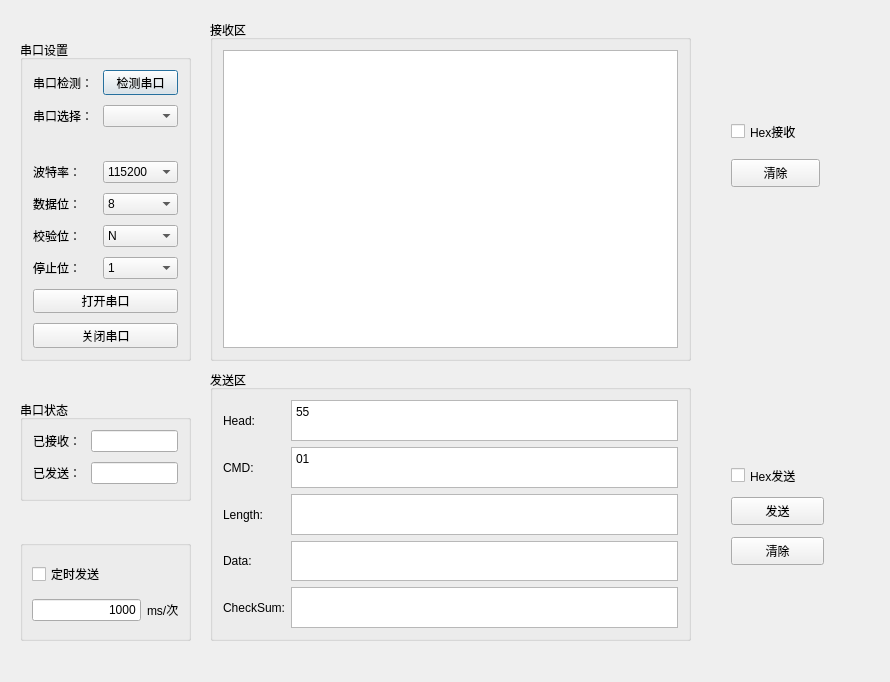
The window that Pyserial-Demo-master/ui_demo_1.ui (yuexia9527/PyQt5) describes before a commit, drawn with Qt 5.
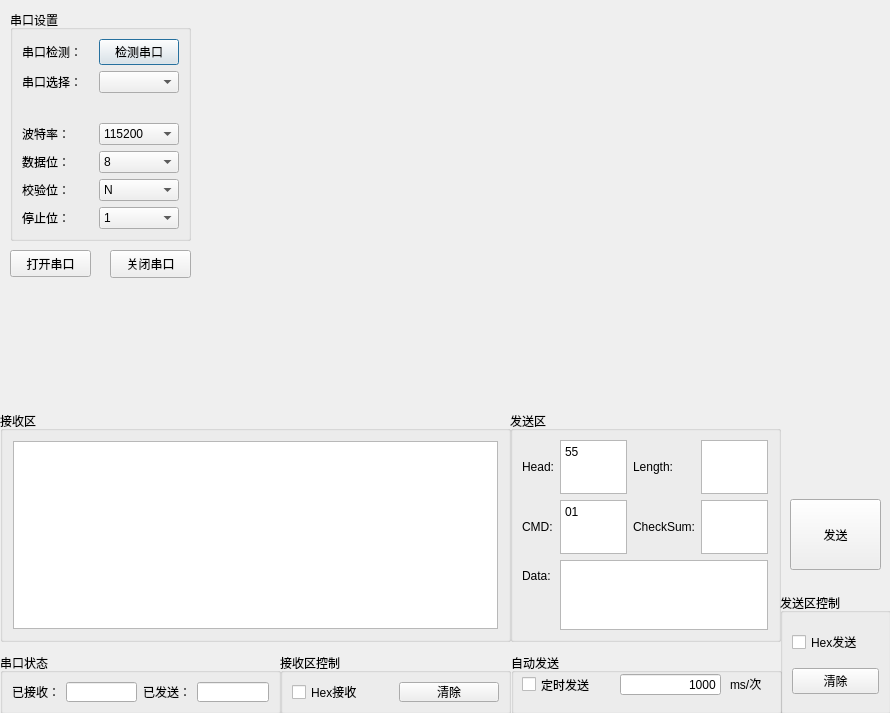
The same window after the commit.

The edit to the form file:
```diff
--- a/Pyserial-Demo-master/ui_demo_1.ui
+++ b/Pyserial-Demo-master/ui_demo_1.ui
@@ -7,7 +7,7 @@
     <x>0</x>
     <y>0</y>
     <width>890</width>
-    <height>682</height>
+    <height>713</height>
    </rect>
   </property>
   <property name="windowTitle">
@@ -16,34 +16,79 @@
   <widget class="QGroupBox" name="formGroupBox">
    <property name="geometry">
     <rect>
-     <x>20</x>
-     <y>40</y>
-     <width>171</width>
-     <height>321</height>
+     <x>10</x>
+     <y>10</y>
+     <width>181</width>
+     <height>231</height>
     </rect>
    </property>
    <property name="title">
     <string>串口设置</string>
    </property>
-   <layout class="QFormLayout" name="formLayout">
-    <property name="horizontalSpacing">
-     <number>10</number>
-    </property>
-    <property name="verticalSpacing">
-     <number>10</number>
-    </property>
-    <property name="leftMargin">
-     <number>10</number>
-    </property>
-    <property name="topMargin">
-     <number>10</number>
-    </property>
-    <property name="rightMargin">
-     <number>10</number>
-    </property>
-    <property name="bottomMargin">
-     <number>10</number>
-    </property>
+   <layout class="QGridLayout" name="gridLayout_5">
+    <item row="4" column="1">
+     <widget class="QComboBox" name="s1__box_4">
+      <item>
+       <property name="text">
+        <string>8</string>
+       </property>
+      </item>
+      <item>
+       <property name="text">
+        <string>7</string>
+       </property>
+      </item>
+      <item>
+       <property name="text">
+        <string>6</string>
+       </property>
+      </item>
+      <item>
+       <property name="text">
+        <string>5</string>
+       </property>
+      </item>
+     </widget>
+    </item>
+    <item row="4" column="0">
+     <widget class="QLabel" name="s1__lb_4">
+      <property name="text">
+       <string>数据位：</string>
+      </property>
+     </widget>
+    </item>
+    <item row="6" column="0">
+     <widget class="QLabel" name="s1__lb_6">
+      <property name="text">
+       <string>停止位：</string>
+      </property>
+     </widget>
+    </item>
+    <item row="5" column="0">
+     <widget class="QLabel" name="s1__lb_5">
+      <property name="text">
+       <string>校验位：</string>
+      </property>
+     </widget>
+    </item>
+    <item row="5" column="1">
+     <widget class="QComboBox" name="s1__box_5">
+      <item>
+       <property name="text">
+        <string>N</string>
+       </property>
+      </item>
+     </widget>
+    </item>
+    <item row="6" column="1">
+     <widget class="QComboBox" name="s1__box_6">
+      <item>
+       <property name="text">
+        <string>1</string>
+       </property>
+      </item>
+     </widget>
+    </item>
     <item row="0" column="0">
      <widget class="QLabel" name="s1__lb_1">
       <property name="text">
@@ -145,76 +190,6 @@
       </item>
      </widget>
     </item>
-    <item row="4" column="0">
-     <widget class="QLabel" name="s1__lb_4">
-      <property name="text">
-       <string>数据位：</string>
-      </property>
-     </widget>
-    </item>
-    <item row="4" column="1">
-     <widget class="QComboBox" name="s1__box_4">
-      <item>
-       <property name="text">
-        <string>8</string>
-       </property>
-      </item>
-      <item>
-       <property name="text">
-        <string>7</string>
-       </property>
-      </item>
-      <item>
-       <property name="text">
-        <string>6</string>
-       </property>
-      </item>
-      <item>
-       <property name="text">
-        <string>5</string>
-       </property>
-      </item>
-     </widget>
-    </item>
-    <item row="5" column="0">
-     <widget class="QLabel" name="s1__lb_5">
-      <property name="text">
-       <string>校验位：</string>
-      </property>
-     </widget>
-    </item>
-    <item row="5" column="1">
-     <widget class="QComboBox" name="s1__box_5">
-      <item>
-       <property name="text">
-        <string>N</string>
-       </property>
-      </item>
-     </widget>
-    </item>
-    <item row="7" column="0" colspan="2">
-     <widget class="QPushButton" name="open_button">
-      <property name="text">
-       <string>打开串口</string>
-      </property>
-     </widget>
-    </item>
-    <item row="6" column="0">
-     <widget class="QLabel" name="s1__lb_6">
-      <property name="text">
-       <string>停止位：</string>
-      </property>
-     </widget>
-    </item>
-    <item row="6" column="1">
-     <widget class="QComboBox" name="s1__box_6">
-      <item>
-       <property name="text">
-        <string>1</string>
-       </property>
-      </item>
-     </widget>
-    </item>
     <item row="2" column="0" colspan="2">
      <widget class="QLabel" name="state_label">
       <property name="text">
@@ -231,22 +206,15 @@
       </property>
      </widget>
     </item>
-    <item row="8" column="0" colspan="2">
-     <widget class="QPushButton" name="close_button">
-      <property name="text">
-       <string>关闭串口</string>
-      </property>
-     </widget>
-    </item>
    </layout>
   </widget>
   <widget class="QGroupBox" name="verticalGroupBox">
    <property name="geometry">
     <rect>
-     <x>210</x>
-     <y>20</y>
-     <width>481</width>
-     <height>341</height>
+     <x>0</x>
+     <y>411</y>
+     <width>511</width>
+     <height>231</height>
     </rect>
    </property>
    <property name="title">
@@ -273,30 +241,25 @@
   <widget class="QGroupBox" name="verticalGroupBox_2">
    <property name="geometry">
     <rect>
-     <x>210</x>
-     <y>370</y>
-     <width>481</width>
-     <height>271</height>
+     <x>510</x>
+     <y>411</y>
+     <width>271</width>
+     <height>231</height>
     </rect>
    </property>
    <property name="title">
     <string>发送区</string>
    </property>
    <layout class="QGridLayout" name="gridLayout">
-    <property name="leftMargin">
-     <number>10</number>
-    </property>
-    <property name="topMargin">
-     <number>10</number>
-    </property>
-    <property name="rightMargin">
-     <number>10</number>
-    </property>
-    <property name="bottomMargin">
-     <number>10</number>
-    </property>
-    <item row="1" column="1">
-     <widget class="QTextEdit" name="s3__send_text">
+    <item row="1" column="0">
+     <widget class="QLabel" name="label_4">
+      <property name="text">
+       <string>CMD:</string>
+      </property>
+     </widget>
+    </item>
+    <item row="0" column="1">
+     <widget class="QTextEdit" name="s3__send_Head">
       <property name="html">
        <string>&lt;!DOCTYPE HTML PUBLIC &quot;-//W3C//DTD HTML 4.0//EN&quot; &quot;http://www.w3.org/TR/REC-html40/strict.dtd&quot;&gt;
 &lt;html&gt;&lt;head&gt;&lt;meta name=&quot;qrichtext&quot; content=&quot;1&quot; /&gt;&lt;style type=&quot;text/css&quot;&gt;
@@ -306,8 +269,8 @@
       </property>
      </widget>
     </item>
-    <item row="2" column="1">
-     <widget class="QTextEdit" name="s3__send_text_2">
+    <item row="1" column="1">
+     <widget class="QTextEdit" name="s3__send_CMD">
       <property name="html">
        <string>&lt;!DOCTYPE HTML PUBLIC &quot;-//W3C//DTD HTML 4.0//EN&quot; &quot;http://www.w3.org/TR/REC-html40/strict.dtd&quot;&gt;
 &lt;html&gt;&lt;head&gt;&lt;meta name=&quot;qrichtext&quot; content=&quot;1&quot; /&gt;&lt;style type=&quot;text/css&quot;&gt;
@@ -317,8 +280,8 @@
       </property>
      </widget>
     </item>
-    <item row="3" column="1">
-     <widget class="QTextEdit" name="s3__send_text_3">
+    <item row="0" column="3">
+     <widget class="QTextEdit" name="s3__send_Length">
       <property name="html">
        <string>&lt;!DOCTYPE HTML PUBLIC &quot;-//W3C//DTD HTML 4.0//EN&quot; &quot;http://www.w3.org/TR/REC-html40/strict.dtd&quot;&gt;
 &lt;html&gt;&lt;head&gt;&lt;meta name=&quot;qrichtext&quot; content=&quot;1&quot; /&gt;&lt;style type=&quot;text/css&quot;&gt;
@@ -328,122 +291,71 @@
       </property>
      </widget>
     </item>
-    <item row="4" column="1">
-     <widget class="QTextEdit" name="s3__send_text_4">
-      <property name="html">
-       <string>&lt;!DOCTYPE HTML PUBLIC &quot;-//W3C//DTD HTML 4.0//EN&quot; &quot;http://www.w3.org/TR/REC-html40/strict.dtd&quot;&gt;
-&lt;html&gt;&lt;head&gt;&lt;meta name=&quot;qrichtext&quot; content=&quot;1&quot; /&gt;&lt;style type=&quot;text/css&quot;&gt;
-p, li { white-space: pre-wrap; }
-&lt;/style&gt;&lt;/head&gt;&lt;body style=&quot; font-family:'SimSun'; font-size:9pt; font-weight:400; font-style:normal;&quot;&gt;
-&lt;p style=&quot;-qt-paragraph-type:empty; margin-top:0px; margin-bottom:0px; margin-left:0px; margin-right:0px; -qt-block-indent:0; text-indent:0px;&quot;&gt;&lt;br /&gt;&lt;/p&gt;&lt;/body&gt;&lt;/html&gt;</string>
-      </property>
-     </widget>
-    </item>
-    <item row="5" column="1">
-     <widget class="QTextEdit" name="s3__send_text_5">
-      <property name="html">
-       <string>&lt;!DOCTYPE HTML PUBLIC &quot;-//W3C//DTD HTML 4.0//EN&quot; &quot;http://www.w3.org/TR/REC-html40/strict.dtd&quot;&gt;
-&lt;html&gt;&lt;head&gt;&lt;meta name=&quot;qrichtext&quot; content=&quot;1&quot; /&gt;&lt;style type=&quot;text/css&quot;&gt;
-p, li { white-space: pre-wrap; }
-&lt;/style&gt;&lt;/head&gt;&lt;body style=&quot; font-family:'SimSun'; font-size:9pt; font-weight:400; font-style:normal;&quot;&gt;
-&lt;p style=&quot;-qt-paragraph-type:empty; margin-top:0px; margin-bottom:0px; margin-left:0px; margin-right:0px; -qt-block-indent:0; text-indent:0px;&quot;&gt;&lt;br /&gt;&lt;/p&gt;&lt;/body&gt;&lt;/html&gt;</string>
-      </property>
-     </widget>
-    </item>
-    <item row="1" column="0">
+    <item row="0" column="0">
      <widget class="QLabel" name="label_3">
       <property name="text">
        <string>Head:</string>
       </property>
      </widget>
     </item>
-    <item row="2" column="0">
-     <widget class="QLabel" name="label_4">
-      <property name="text">
-       <string>CMD:</string>
-      </property>
-     </widget>
-    </item>
-    <item row="3" column="0">
+    <item row="0" column="2">
      <widget class="QLabel" name="label_5">
       <property name="text">
        <string>Length:</string>
       </property>
      </widget>
     </item>
-    <item row="4" column="0">
-     <widget class="QLabel" name="label_6">
-      <property name="text">
-       <string>Data:</string>
+    <item row="1" column="3">
+     <widget class="QTextEdit" name="s3__send_CheckSum">
+      <property name="html">
+       <string>&lt;!DOCTYPE HTML PUBLIC &quot;-//W3C//DTD HTML 4.0//EN&quot; &quot;http://www.w3.org/TR/REC-html40/strict.dtd&quot;&gt;
+&lt;html&gt;&lt;head&gt;&lt;meta name=&quot;qrichtext&quot; content=&quot;1&quot; /&gt;&lt;style type=&quot;text/css&quot;&gt;
+p, li { white-space: pre-wrap; }
+&lt;/style&gt;&lt;/head&gt;&lt;body style=&quot; font-family:'SimSun'; font-size:9pt; font-weight:400; font-style:normal;&quot;&gt;
+&lt;p style=&quot;-qt-paragraph-type:empty; margin-top:0px; margin-bottom:0px; margin-left:0px; margin-right:0px; -qt-block-indent:0; text-indent:0px;&quot;&gt;&lt;br /&gt;&lt;/p&gt;&lt;/body&gt;&lt;/html&gt;</string>
       </property>
      </widget>
     </item>
-    <item row="5" column="0">
+    <item row="1" column="2">
      <widget class="QLabel" name="label_7">
       <property name="text">
        <string>CheckSum:</string>
       </property>
      </widget>
     </item>
+    <item row="2" column="0">
+     <widget class="QLabel" name="label_6">
+      <property name="text">
+       <string>Data:</string>
+      </property>
+     </widget>
+    </item>
+    <item row="2" column="1" rowspan="2" colspan="3">
+     <widget class="QTextEdit" name="s3__send_Data">
+      <property name="html">
+       <string>&lt;!DOCTYPE HTML PUBLIC &quot;-//W3C//DTD HTML 4.0//EN&quot; &quot;http://www.w3.org/TR/REC-html40/strict.dtd&quot;&gt;
+&lt;html&gt;&lt;head&gt;&lt;meta name=&quot;qrichtext&quot; content=&quot;1&quot; /&gt;&lt;style type=&quot;text/css&quot;&gt;
+p, li { white-space: pre-wrap; }
+&lt;/style&gt;&lt;/head&gt;&lt;body style=&quot; font-family:'SimSun'; font-size:9pt; font-weight:400; font-style:normal;&quot;&gt;
+&lt;p style=&quot;-qt-paragraph-type:empty; margin-top:0px; margin-bottom:0px; margin-left:0px; margin-right:0px; -qt-block-indent:0; text-indent:0px;&quot;&gt;&lt;br /&gt;&lt;/p&gt;&lt;/body&gt;&lt;/html&gt;</string>
+      </property>
+     </widget>
+    </item>
    </layout>
   </widget>
-  <widget class="QPushButton" name="s3__send_button">
-   <property name="geometry">
-    <rect>
-     <x>731</x>
-     <y>497</y>
-     <width>93</width>
-     <height>28</height>
-    </rect>
-   </property>
-   <property name="text">
-    <string>发送</string>
-   </property>
-  </widget>
-  <widget class="QPushButton" name="s3__clear_button">
-   <property name="geometry">
-    <rect>
-     <x>731</x>
-     <y>537</y>
-     <width>93</width>
-     <height>28</height>
-    </rect>
-   </property>
-   <property name="text">
-    <string>清除</string>
-   </property>
-  </widget>
   <widget class="QGroupBox" name="formGroupBox">
    <property name="geometry">
     <rect>
-     <x>20</x>
-     <y>400</y>
-     <width>171</width>
-     <height>101</height>
+     <x>0</x>
+     <y>653</y>
+     <width>281</width>
+     <height>61</height>
     </rect>
    </property>
    <property name="title">
     <string>串口状态</string>
    </property>
-   <layout class="QFormLayout" name="formLayout_2">
-    <property name="horizontalSpacing">
-     <number>10</number>
-    </property>
-    <property name="verticalSpacing">
-     <number>10</number>
-    </property>
-    <property name="leftMargin">
-     <number>10</number>
-    </property>
-    <property name="topMargin">
-     <number>10</number>
-    </property>
-    <property name="rightMargin">
-     <number>10</number>
-    </property>
-    <property name="bottomMargin">
-     <number>10</number>
-    </property>
+   <layout class="QGridLayout" name="gridLayout_3">
     <item row="0" column="0">
      <widget class="QLabel" name="label">
       <property name="text">
@@ -451,109 +363,183 @@
       </property>
      </widget>
     </item>
-    <item row="1" column="0">
-     <widget class="QLabel" name="label_2">
-      <property name="text">
-       <string>已发送：</string>
-      </property>
-     </widget>
-    </item>
     <item row="0" column="1">
      <widget class="QLineEdit" name="lineEdit"/>
     </item>
-    <item row="1" column="1">
+    <item row="0" column="3">
      <widget class="QLineEdit" name="lineEdit_2"/>
     </item>
+    <item row="0" column="2">
+     <widget class="QLabel" name="label_2">
+      <property name="text">
+       <string>已发送：</string>
+      </property>
+     </widget>
+    </item>
    </layout>
   </widget>
-  <widget class="QCheckBox" name="hex_send">
-   <property name="geometry">
-    <rect>
-     <x>731</x>
-     <y>466</y>
-     <width>81</width>
-     <height>19</height>
-    </rect>
-   </property>
-   <property name="text">
-    <string>Hex发送</string>
-   </property>
-  </widget>
-  <widget class="QCheckBox" name="hex_receive">
-   <property name="geometry">
-    <rect>
-     <x>731</x>
-     <y>122</y>
-     <width>81</width>
-     <height>19</height>
-    </rect>
-   </property>
-   <property name="text">
-    <string>Hex接收</string>
-   </property>
-  </widget>
-  <widget class="QPushButton" name="s2__clear_button">
-   <property name="geometry">
-    <rect>
-     <x>731</x>
-     <y>159</y>
-     <width>89</width>
-     <height>28</height>
-    </rect>
-   </property>
-   <property name="text">
-    <string>清除</string>
-   </property>
-  </widget>
   <widget class="QGroupBox" name="groupBox">
    <property name="geometry">
     <rect>
-     <x>20</x>
-     <y>540</y>
-     <width>171</width>
-     <height>101</height>
+     <x>511</x>
+     <y>653</y>
+     <width>271</width>
+     <height>61</height>
     </rect>
    </property>
    <property name="title">
-    <string/>
+    <string>自动发送</string>
+   </property>
+   <widget class="QCheckBox" name="timer_send_cb">
+    <property name="geometry">
+     <rect>
+      <x>11</x>
+      <y>22</y>
+      <width>87</width>
+      <height>19</height>
+     </rect>
+    </property>
+    <property name="text">
+     <string>定时发送</string>
+    </property>
+   </widget>
+   <widget class="QLabel" name="dw">
+    <property name="geometry">
+     <rect>
+      <x>219</x>
+      <y>23</y>
+      <width>51</width>
+      <height>16</height>
+     </rect>
+    </property>
+    <property name="text">
+     <string>ms/次</string>
+    </property>
+   </widget>
+   <widget class="QLineEdit" name="lineEdit_3">
+    <property name="geometry">
+     <rect>
+      <x>109</x>
+      <y>21</y>
+      <width>101</width>
+      <height>21</height>
+     </rect>
+    </property>
+    <property name="text">
+     <string>1000</string>
+    </property>
+    <property name="alignment">
+     <set>Qt::AlignRight|Qt::AlignTrailing|Qt::AlignVCenter</set>
+    </property>
+   </widget>
+  </widget>
+  <widget class="QPushButton" name="open_button">
+   <property name="geometry">
+    <rect>
+     <x>10</x>
+     <y>250</y>
+     <width>81</width>
+     <height>27</height>
+    </rect>
+   </property>
+   <property name="text">
+    <string>打开串口</string>
+   </property>
+  </widget>
+  <widget class="QPushButton" name="close_button">
+   <property name="geometry">
+    <rect>
+     <x>110</x>
+     <y>250</y>
+     <width>81</width>
+     <height>28</height>
+    </rect>
+   </property>
+   <property name="text">
+    <string>关闭串口</string>
+   </property>
+  </widget>
+  <widget class="QGroupBox" name="groupBox_2">
+   <property name="geometry">
+    <rect>
+     <x>280</x>
+     <y>653</y>
+     <width>231</width>
+     <height>61</height>
+    </rect>
+   </property>
+   <property name="title">
+    <string>接收区控制</string>
    </property>
    <layout class="QGridLayout" name="gridLayout_2">
-    <item row="0" column="0" colspan="2">
-     <widget class="QCheckBox" name="timer_send_cb">
+    <item row="0" column="0">
+     <widget class="QCheckBox" name="hex_receive">
       <property name="text">
-       <string>定时发送</string>
+       <string>Hex接收</string>
       </property>
      </widget>
     </item>
-    <item row="1" column="0">
-     <widget class="QLineEdit" name="lineEdit_3">
+    <item row="0" column="1">
+     <widget class="QPushButton" name="s2__clear_button">
       <property name="text">
-       <string>1000</string>
+       <string>清除</string>
       </property>
-      <property name="alignment">
-       <set>Qt::AlignRight|Qt::AlignTrailing|Qt::AlignVCenter</set>
-      </property>
      </widget>
     </item>
+   </layout>
+  </widget>
+  <widget class="QGroupBox" name="groupBox_3">
+   <property name="geometry">
+    <rect>
+     <x>780</x>
+     <y>593</y>
+     <width>111</width>
+     <height>121</height>
+    </rect>
+   </property>
+   <property name="title">
+    <string>发送区控制</string>
+   </property>
+   <layout class="QGridLayout" name="gridLayout_4">
     <item row="1" column="1">
-     <widget class="QLabel" name="dw">
+     <widget class="QPushButton" name="s3__clear_button">
       <property name="text">
-       <string>ms/次</string>
+       <string>清除</string>
+      </property>
+     </widget>
+    </item>
+    <item row="0" column="1">
+     <widget class="QCheckBox" name="hex_send">
+      <property name="text">
+       <string>Hex发送</string>
       </property>
      </widget>
     </item>
    </layout>
   </widget>
+  <widget class="QPushButton" name="s3__send_button">
+   <property name="geometry">
+    <rect>
+     <x>790</x>
+     <y>499</y>
+     <width>91</width>
+     <height>71</height>
+    </rect>
+   </property>
+   <property name="text">
+    <string>发送</string>
+   </property>
+  </widget>
   <zorder>verticalGroupBox</zorder>
   <zorder>verticalGroupBox_2</zorder>
   <zorder>formGroupBox</zorder>
-  <zorder>s3__send_button</zorder>
-  <zorder>s3__clear_button</zorder>
   <zorder>formGroupBox</zorder>
-  <zorder>hex_send</zorder>
-  <zorder>hex_receive</zorder>
-  <zorder>s2__clear_button</zorder>
   <zorder>groupBox</zorder>
+  <zorder>open_button</zorder>
+  <zorder>close_button</zorder>
+  <zorder>groupBox_2</zorder>
+  <zorder>groupBox_3</zorder>
+  <zorder>s3__send_button</zorder>
  </widget>
  <resources/>
  <connections/>
```
